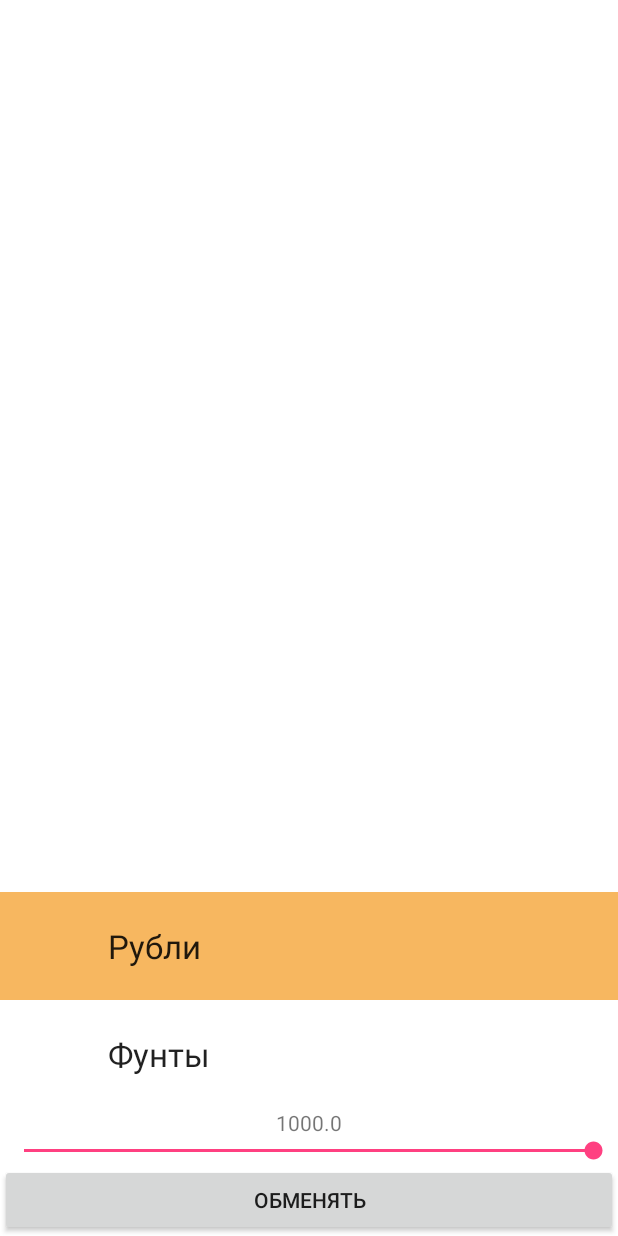
After one commit to BttfCurrencyExchangeTeam/BttfCurrencyExchange, an Android app: the fragment FragmentChange placed in its activity, on a phone screen of 412 x 824 dp. The commit adds this screen. Run offline under Robolectric (Android 15) with nearby library versions, the phone set to English and light mode, and no system bars.

Commit message:
Рабочий (с багами) фрагмент обмена денег с выбором количества

```diff
--- a/app/build.gradle
+++ b/app/build.gradle
@@ -24,4 +24,6 @@ dependencies {
     testCompile 'junit:junit:4.12'
     compile 'com.android.support:appcompat-v7:23.1.0'
     compile 'com.android.support:design:23.1.0'
+    compile 'com.android.support:recyclerview-v7:23.1.0'
+    compile 'com.android.support:cardview-v7:23.1.0'
 }
--- /dev/null
+++ b/app/src/main/java/com/tixon/backtothefutureexchange/ChangeRecyclerAdapter.java
@@ -0,0 +1,124 @@
+package com.tixon.backtothefutureexchange;
+
+import android.content.Context;
+import android.support.v7.widget.RecyclerView;
+import android.util.Log;
+import android.view.LayoutInflater;
+import android.view.View;
+import android.view.ViewGroup;
+import android.widget.ImageView;
+import android.widget.RelativeLayout;
+import android.widget.TextView;
+
+import java.util.ArrayList;
+
+public class ChangeRecyclerAdapter extends RecyclerView.Adapter<ChangeRecyclerAdapter.ChangeViewHolder> {
+
+    private ArrayList<String> currencies;
+    private Context context;
+    private FragmentChange fragment;
+    private int selectedPosition = 0;
+
+    private int currencyIndex;
+    private Purse purse;
+    private int year;
+
+    private int[] availableCurrencies;
+
+    private OnItemCheckedListener onItemCheckedListener;
+
+    public void setOnItemCheckedListener(OnItemCheckedListener listener) {
+        this.onItemCheckedListener = listener;
+    }
+
+    /**
+     * Constructor for adapter
+     * @param availableCurrencies: get from Bank object when creating the adapter
+     */
+    public ChangeRecyclerAdapter(FragmentChange fragment, int[] availableCurrencies, int currencyIndex, int year, Purse purse) {
+        currencies = new ArrayList<>();
+        this.context = fragment.getContext();
+        this.fragment = fragment;
+        this.year = year;
+        this.availableCurrencies = availableCurrencies;
+        this.currencyIndex = currencyIndex;
+        this.purse = purse;
+        for(int currency: availableCurrencies) {
+            switch (currency) {
+                case Bank.CURRENCY_RUBLES:
+                    currencies.add(context.getResources().getString(R.string.currency_rubles));
+                    break;
+                case Bank.CURRENCY_DOLLARS:
+                    currencies.add(context.getResources().getString(R.string.currency_dollars));
+                    break;
+                case Bank.CURRENCY_POUNDS:
+                    currencies.add(context.getResources().getString(R.string.currency_pounds));
+                    break;
+                default: break;
+            }
+        }
+
+        setFragmentData(fragment);
+        fragment.setCurrencyTo(availableCurrencies[selectedPosition]);
+//        onItemCheckedListener.onChange(availableCurrencies[selectedPosition]);
+    }
+
+    @Override
+    public ChangeViewHolder onCreateViewHolder(ViewGroup parent, int viewType) {
+        View v = LayoutInflater.from(parent.getContext()).inflate(R.layout.currencies_recycler_item,
+                parent, false);
+        return new ChangeViewHolder(v);
+    }
+
+    @Override
+    public void onBindViewHolder(ChangeViewHolder holder, int position) {
+        holder.currencyName.setText(currencies.get(position));
+        holder.position = position;
+        //setting selection frame
+        if(position == selectedPosition) {
+            holder.frame.setBackgroundColor(context.getResources().getColor(R.color.yellow));
+        } else {
+            holder.frame.setBackgroundColor(context.getResources()
+                    .getColor(android.R.color.transparent));
+        }
+    }
+
+    @Override
+    public int getItemCount() {
+        return currencies.size();
+    }
+
+    /**
+     * ViewHolder class
+     */
+    public class ChangeViewHolder extends RecyclerView.ViewHolder implements View.OnClickListener {
+        public TextView currencyName;
+        public ImageView currencyImage;
+        public RelativeLayout frame;
+        public int position;
+
+        public ChangeViewHolder(View itemView) {
+            super(itemView);
+            itemView.setOnClickListener(this);
+            frame = (RelativeLayout) itemView.findViewById(R.id.currencies_recycler_item_frame);
+            currencyName = (TextView) itemView.findViewById(R.id.currencies_recycler_item_textView);
+            currencyImage = (ImageView) itemView.findViewById(R.id.currencies_recycler_item_imageView);
+        }
+
+        @Override
+        public void onClick(View v) {
+            Log.d("myLogs", "change item clicked: " + position + ", currency = " + currencies.get(position));
+            selectedPosition = position;
+            Log.d("myLogs", "year = " + year + ", money = " + purse.getMoney(currencyIndex, year));
+            //setFragmentData(fragment);
+            onItemCheckedListener.onChange(availableCurrencies[position]);
+            notifyDataSetChanged();
+        }
+    }
+
+    private void setFragmentData(FragmentChange fragment) {
+        fragment.seekBar.setMax((int) purse.getMoney(currencyIndex, year));
+        fragment.seekBar.setProgress(fragment.seekBar.getMax());
+        fragment.textView.setText(String.valueOf(purse.getMoney(currencyIndex, year)));
+    }
+}
--- /dev/null
+++ b/app/src/main/java/com/tixon/backtothefutureexchange/FragmentChange.java
@@ -0,0 +1,103 @@
+package com.tixon.backtothefutureexchange;
+
+import android.os.Bundle;
+import android.support.annotation.Nullable;
+import android.support.v4.app.Fragment;
+import android.support.v7.widget.LinearLayoutManager;
+import android.support.v7.widget.RecyclerView;
+import android.util.Log;
+import android.view.LayoutInflater;
+import android.view.View;
+import android.view.ViewGroup;
+import android.widget.Button;
+import android.widget.SeekBar;
+import android.widget.TextView;
+
+import java.util.Calendar;
+
+public class FragmentChange extends Fragment implements OnItemCheckedListener {
+    Button buttonChange;
+    SeekBar seekBar;
+    TextView textView;
+    RecyclerView recyclerView;
+    ChangeRecyclerAdapter adapter;
+    LinearLayoutManager layoutManager;
+
+    static Bank bank;
+    static Purse purse;
+    static Calendar calendar;
+
+    private int moneyToExchange;
+    private int currencyTo;
+
+    private OnMoneyChangedListener onMoneyChangedListener;
+
+    public void setOnMoneyChangedListener(OnMoneyChangedListener listener) {
+        this.onMoneyChangedListener = listener;
+    }
+
+    public static FragmentChange newInstance(Bank mBank, Purse mPurse, Calendar mCalendar) {
+        bank = mBank;
+        purse = mPurse;
+        calendar = mCalendar;
+        //Bundle args = new Bundle();
+        return new FragmentChange();
+    }
+
+    @Nullable
+    @Override
+    public View onCreateView(LayoutInflater inflater, ViewGroup container, Bundle savedInstanceState) {
+        View v = inflater.inflate(R.layout.fragment_change, container, false);
+        buttonChange = (Button) v.findViewById(R.id.fragment_change_button);
+        seekBar = (SeekBar) v.findViewById(R.id.fragment_change_seek_bar);
+        textView = (TextView) v.findViewById(R.id.fragment_change_text_view);
+        recyclerView = (RecyclerView) v.findViewById(R.id.fragment_change_recycler_view);
+        adapter = new ChangeRecyclerAdapter(this, bank.getAvailableCurrencies(),
+                bank.getCurrency(), calendar.get(Calendar.YEAR), purse);
+        adapter.setOnItemCheckedListener(this); //назначение слушателя изменения валюты
+
+        layoutManager = new LinearLayoutManager(getActivity());
+        recyclerView.setAdapter(adapter);
+        recyclerView.setLayoutManager(layoutManager);
+
+        seekBar.setOnSeekBarChangeListener(new SeekBar.OnSeekBarChangeListener() {
+            @Override
+            public void onProgressChanged(SeekBar seekBar, int progress, boolean fromUser) {
+                textView.setText(String.valueOf(progress));
+                moneyToExchange = progress;
+            }
+
+            @Override
+            public void onStartTrackingTouch(SeekBar seekBar) {
+
+            }
+
+            @Override
+            public void onStopTrackingTouch(SeekBar seekBar) {
+
+            }
+        });
+
+        buttonChange.setOnClickListener(new View.OnClickListener() {
+            @Override
+            public void onClick(View v) {
+                purse.change(bank, currencyTo, calendar.get(Calendar.YEAR),
+                        (double) moneyToExchange);
+                bank.setCurrency(currencyTo);
+                onMoneyChangedListener.onMoneyChanged();
+                getActivity().getSupportFragmentManager().popBackStack();
+            }
+        });
+        return v;
+    }
+
+    @Override
+    public void onChange(int currencyTo) {
+        this.currencyTo = currencyTo;
+        Log.d("myLogs", "FragmentChange, onChangeListener: currencyTo = " + currencyTo);
+    }
+
+    public void setCurrencyTo(int currencyTo) {
+        this.currencyTo = currencyTo;
+    }
+}
--- /dev/null
+++ b/app/src/main/java/com/tixon/backtothefutureexchange/OnItemCheckedListener.java
@@ -0,0 +1,5 @@
+package com.tixon.backtothefutureexchange;
+
+public interface OnItemCheckedListener {
+    void onChange(int currencyTo);
+}
--- /dev/null
+++ b/app/src/main/java/com/tixon/backtothefutureexchange/OnMoneyChangedListener.java
@@ -0,0 +1,5 @@
+package com.tixon.backtothefutureexchange;
+
+public interface OnMoneyChangedListener {
+    void onMoneyChanged();
+}
--- a/app/src/main/res/layout/activity_main.xml
+++ b/app/src/main/res/layout/activity_main.xml
@@ -1,6 +1,7 @@
 <?xml version="1.0" encoding="utf-8"?>
 <FrameLayout xmlns:android="http://schemas.android.com/apk/res/android"
     xmlns:tools="http://schemas.android.com/tools"
+    android:id="@+id/main_container"
     android:layout_width="match_parent"
     android:layout_height="match_parent">
 
--- a/app/src/main/res/layout/currencies_recycler_item.xml
+++ b/app/src/main/res/layout/currencies_recycler_item.xml
@@ -2,7 +2,8 @@
 <RelativeLayout xmlns:android="http://schemas.android.com/apk/res/android"
     xmlns:tools="http://schemas.android.com/tools"
     android:layout_width="match_parent"
-    android:layout_height="@dimen/currencies_recycler_item_height">
+    android:layout_height="@dimen/currencies_recycler_item_height"
+    android:id="@+id/currencies_recycler_item_frame">
     <ImageView
         android:id="@+id/currencies_recycler_item_imageView"
         android:layout_width="@dimen/currencies_recycler_item_height"
--- a/app/src/main/res/layout/fragment_change.xml
+++ b/app/src/main/res/layout/fragment_change.xml
@@ -1,8 +1,35 @@
 <?xml version="1.0" encoding="utf-8"?>
-<LinearLayout xmlns:android="http://schemas.android.com/apk/res/android"
+<RelativeLayout xmlns:android="http://schemas.android.com/apk/res/android"
+    xmlns:tools="http://schemas.android.com/tools"
     android:orientation="vertical"
+    android:background="#ffffff"
     android:gravity="bottom"
     android:layout_width="match_parent"
-    android:layout_height="match_parent">
+    android:layout_height="wrap_content">
+    <android.support.v7.widget.RecyclerView
+        android:id="@+id/fragment_change_recycler_view"
+        android:layout_above="@+id/fragment_change_text_view"
+        android:layout_width="match_parent"
+        android:layout_height="144dp"/>
 
-</LinearLayout>
+    <TextView
+        android:id="@+id/fragment_change_text_view"
+        tools:text="1000"
+        android:layout_above="@+id/fragment_change_seek_bar"
+        android:gravity="center_horizontal"
+        android:layout_width="match_parent"
+        android:layout_height="wrap_content" />
+
+    <SeekBar
+        android:id="@+id/fragment_change_seek_bar"
+        android:layout_above="@+id/fragment_change_button"
+        android:layout_width="match_parent"
+        android:layout_height="wrap_content" />
+
+    <Button
+        android:id="@+id/fragment_change_button"
+        android:layout_alignParentBottom="true"
+        android:text="обменять"
+        android:layout_width="match_parent"
+        android:layout_height="wrap_content" />
+</RelativeLayout>
```
Also changed, not shown: app/src/main/java/com/tixon/backtothefutureexchange/MainActivity.java (+26 -68 lines), 1 other file.
